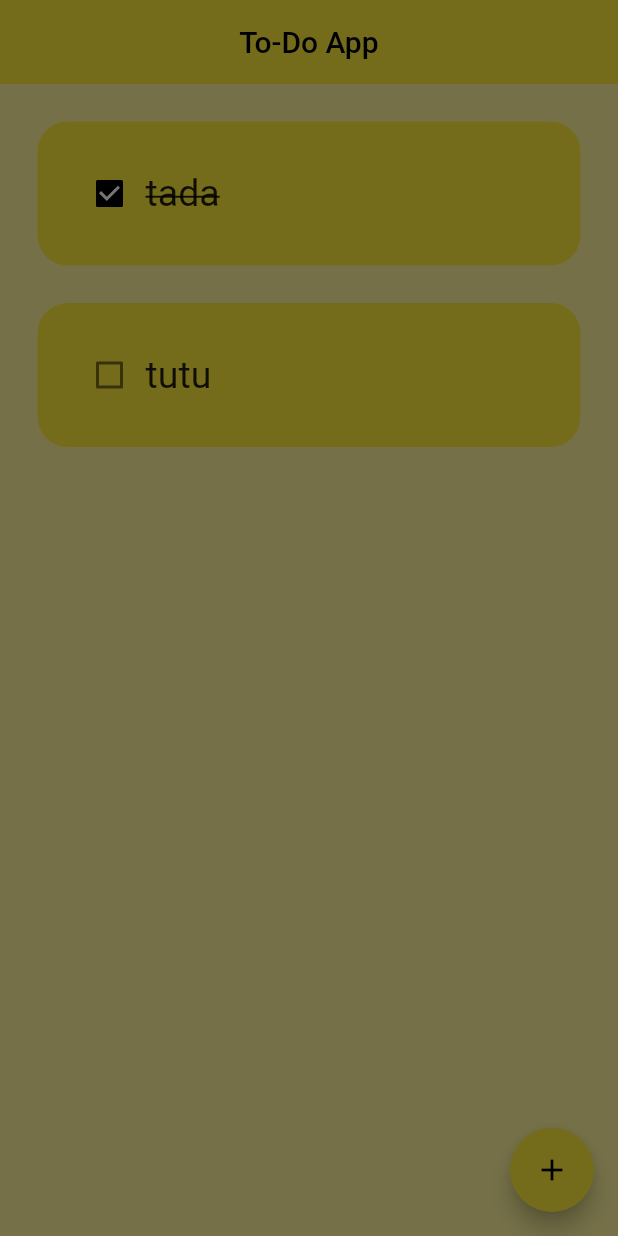
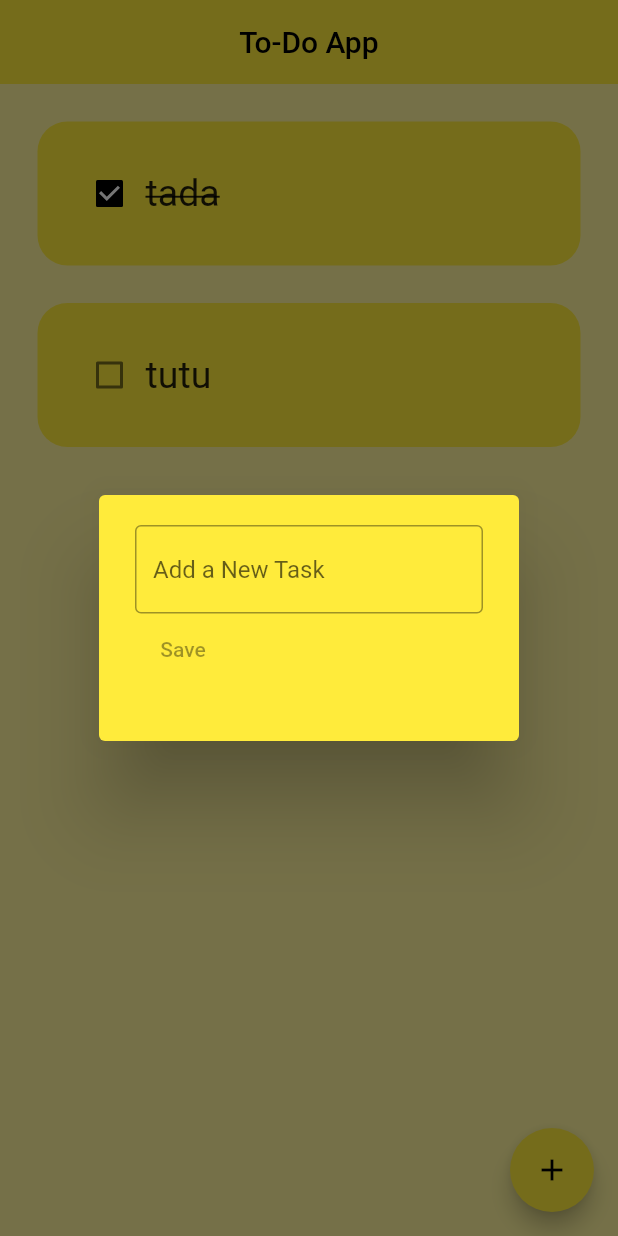
Before and after one commit to ITZARYAN18/to_do_app, a Flutter app: the screen it shows after launch, after a tap on the "add" icon, on a phone screen of 412 x 824 dp. Run offline on Flutter 3.47's test engine with Material 3 defaults, Android fonts, the phone set to English and light mode, and no system bars; statements that could not run were skipped.

Commit message:
Added Buttons for alert dialog

```diff
--- a/lib/utilities/dialog_box.dart
+++ b/lib/utilities/dialog_box.dart
@@ -5,6 +5,27 @@ class DialogBox extends StatelessWidget {
 
   @override
   Widget build(BuildContext context) {
-    return AlertDialog();
+    return AlertDialog(
+      backgroundColor: Colors.yellow,
+      content: Container(
+        height: 120,
+        child: Column(
+          children: [
+            TextField(
+              decoration: InputDecoration(border: OutlineInputBorder(),
+              hintText: "Add a New Task"),
+            ),
+
+            Row(
+              children: [
+                TextButton(onPressed: , child: Text("Save")),
+
+              ],
+
+            )
+          ],
+        ),
+      ),
+    );
   }
 }
```
Also changed, not shown: lib/utilities/buttons.dart (added, +15 -0 lines), 1 other file.
